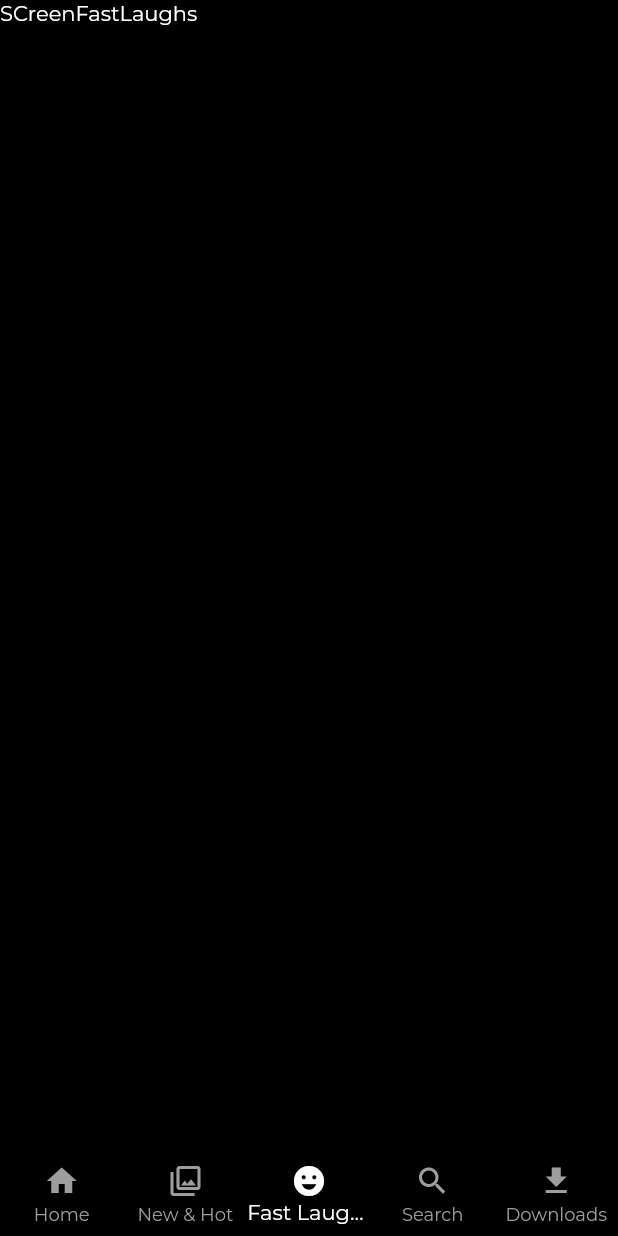
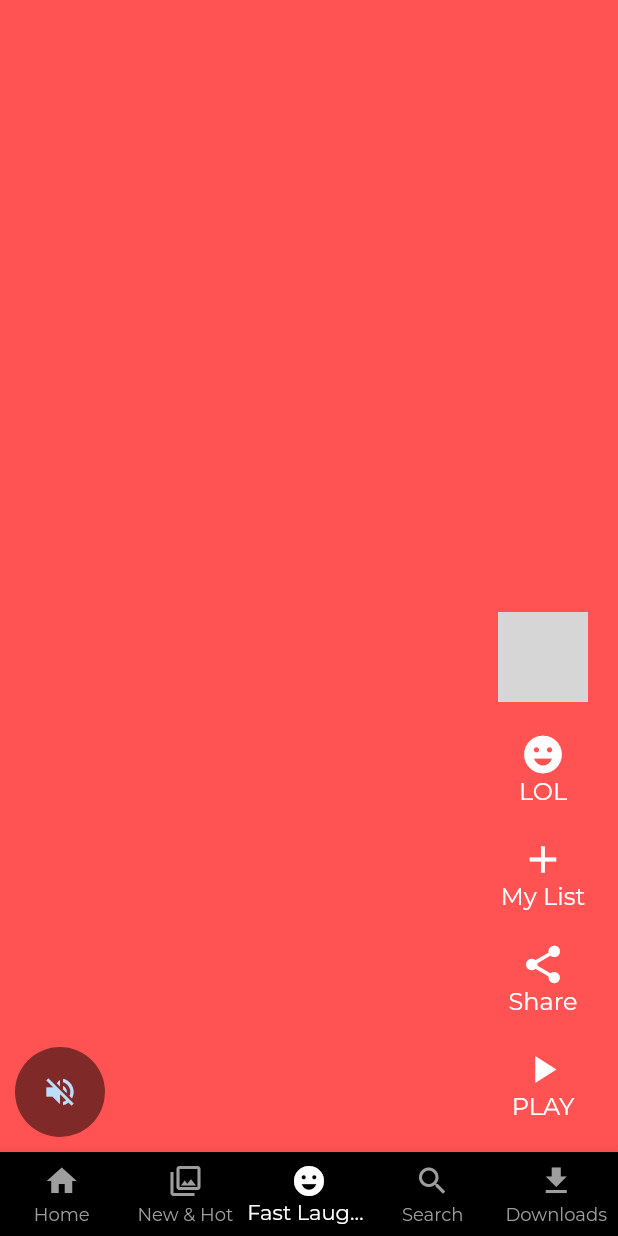
Before and after one commit to muhammedsaheerck/muhammedsaheerck-NetFlix-Clone, a Flutter app: the screen it shows after launch, item 3 of the bottom bar chosen, on a phone screen of 412 x 824 dp. Run offline on Flutter 3.47's test engine with Material 2 defaults, Android fonts, the phone set to English and light mode, and no system bars; our stand-ins replace google_fonts; network calls fail; grey boxes are pictures that could not be loaded.

Commit message:
Third commitd  ,Fast & Laughs screen completed

```diff
--- a/lib/presentation/fast_laughs/fast_laughs.dart
+++ b/lib/presentation/fast_laughs/fast_laughs.dart
@@ -1,6 +1,6 @@
 import 'package:flutter/material.dart';
-import 'package:flutter/src/widgets/container.dart';
-import 'package:flutter/src/widgets/framework.dart';
+
+import 'package:netflix/presentation/fast_laughs/widgets/video_list_items.dart';
 
 class SCreenFastLaughs extends StatelessWidget {
   const SCreenFastLaughs({super.key});
@@ -8,7 +8,11 @@ class SCreenFastLaughs extends StatelessWidget {
   @override
   Widget build(BuildContext context) {
     return Scaffold(
-      body: Text('SCreenFastLaughs'),
+      body: SafeArea(
+          child: PageView(
+            scrollDirection: Axis.vertical,
+        children: List.generate(10, ((index) =>   VideoListItem(index: index,))),
+      )),
     );
   }
 }
--- /dev/null
+++ b/lib/presentation/fast_laughs/widgets/video_list_items.dart
@@ -0,0 +1,81 @@
+import 'package:flutter/material.dart';
+import 'package:netflix/core/colors/colors.dart';
+
+class VideoListItem extends StatelessWidget {
+  final int index;
+  const VideoListItem({super.key, required this.index});
+
+  @override
+  Widget build(BuildContext context) {
+    return Stack(
+      children: [
+        Container(
+          color: Colors.accents[index % Colors.accents.length],
+        ),
+        Align(
+          alignment: Alignment.bottomCenter,
+          child: Padding(
+            padding: const EdgeInsets.symmetric(horizontal: 10, vertical: 10),
+            child: Row(
+              crossAxisAlignment: CrossAxisAlignment.end,
+              mainAxisAlignment: MainAxisAlignment.spaceBetween,
+              children: [
+                //ledt side
+                CircleAvatar(
+                  backgroundColor: Colors.black.withOpacity(0.5),
+                    radius: 30,
+                    child: IconButton(
+                        onPressed: () {}, icon: const Icon(Icons.volume_off))),
+                //right side
+                Column(
+                  mainAxisAlignment: MainAxisAlignment.end,
+                  children: const [
+                    Padding(
+                      padding: EdgeInsets.all(10.0),
+                      child: CircleAvatar(
+                        radius: 30,
+                        backgroundImage: NetworkImage("https://www.themoviedb.org/t/p/w600_and_h900_bestv2/sWoYDNPNZs5MtzPbirXV73tIHrA.jpg"),
+                      ),
+                    ),
+                    VideoActionsWidget(
+                        icon: Icons.emoji_emotions, title: 'LOL'),
+                    VideoActionsWidget(icon: Icons.add, title: 'My List'),
+                    VideoActionsWidget(icon: Icons.share, title: 'Share'),
+                    VideoActionsWidget(icon: Icons.play_arrow, title: 'PLAY'),
+                  ],
+                )
+              ],
+            ),
+          ),
+        )
+      ],
+    );
+  }
+}
+
+class VideoActionsWidget extends StatelessWidget {
+  final IconData icon;
+  final String title;
+  const VideoActionsWidget(
+      {super.key, required this.icon, required this.title});
+
+  @override
+  Widget build(BuildContext context) {
+    return Padding(
+      padding: const EdgeInsets.symmetric(vertical: 10, horizontal: 10),
+      child: Column(
+        children: [
+          Icon(
+            icon,
+            color: Colors.white,
+            size: 30,
+          ),
+          Text(
+            title,
+            style: const TextStyle(color: kWhiteColor, fontSize: 16),
+          ),
+        ],
+      ),
+    );
+  }
+}
--- a/pubspec.yaml
+++ b/pubspec.yaml
@@ -32,13 +32,13 @@ dependencies:
   cupertino_icons: ^1.0.2
   flutter:
     sdk: flutter
-  google_fonts: ^3.0.1
+  google_fonts: 3.0.1
+  video_player: 2.4.8
 
 dev_dependencies:
   flutter_lints: ^2.0.0
   flutter_test:
     sdk: flutter
-
 
 # For information on the generic Dart part of this file, see the
 # following page: https://dart.dev/tools/pub/pubspec
```
Also changed, not shown: pubspec.lock, 1 other file.
